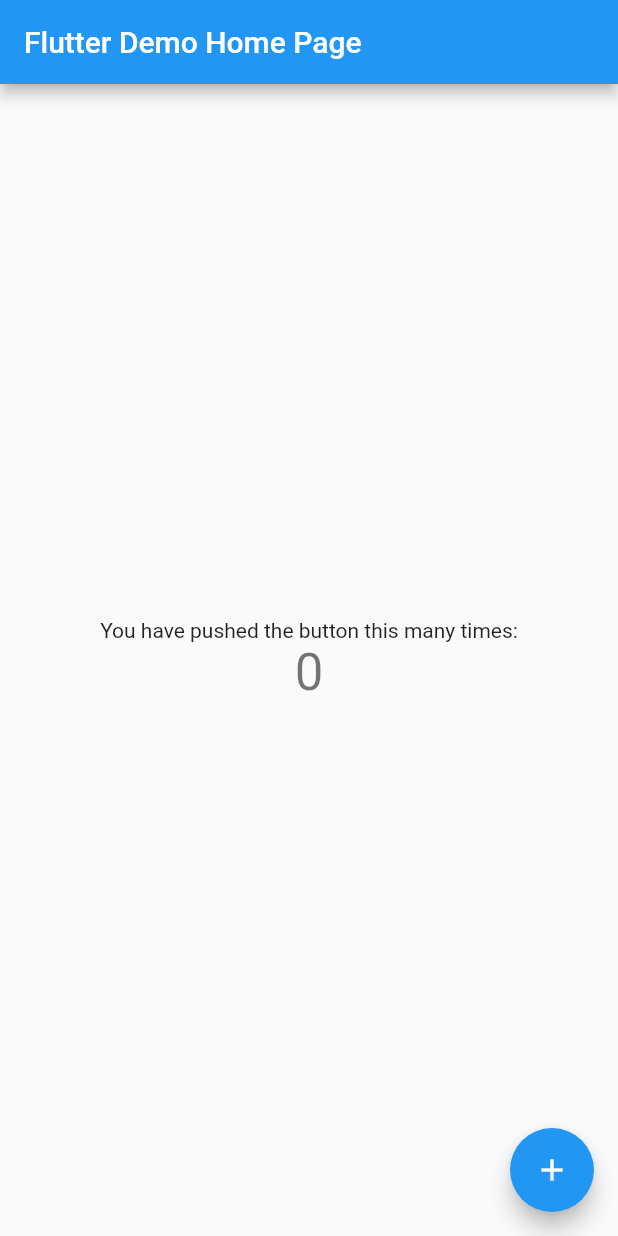
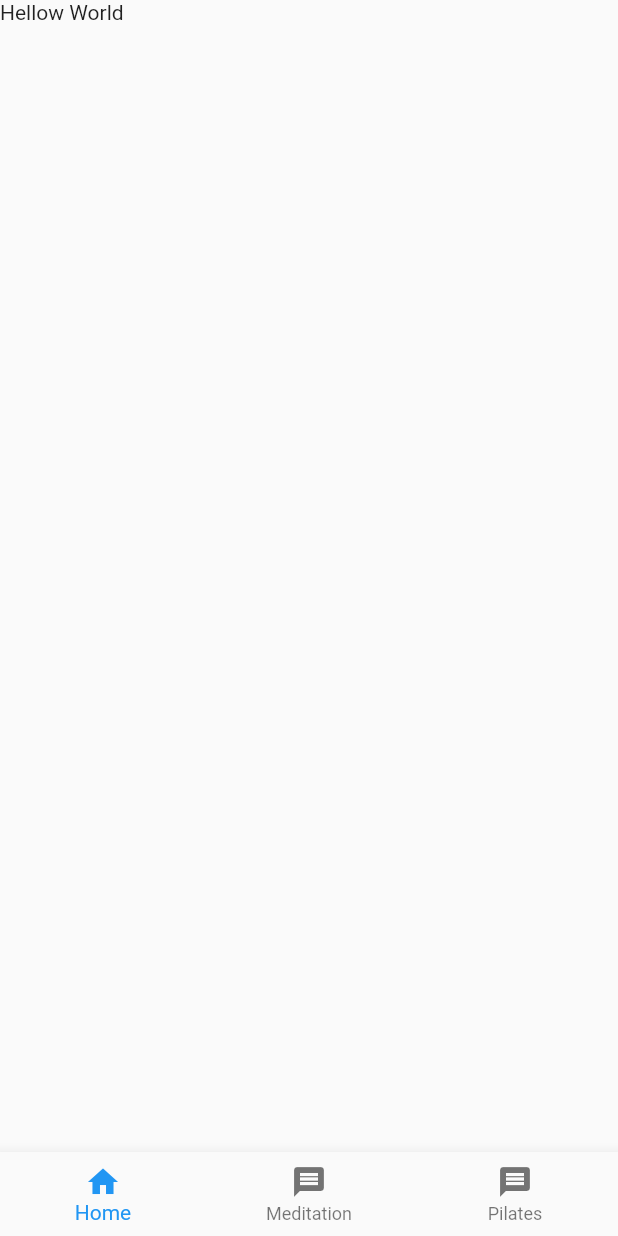
Before and after one commit to OhioTeppich/MBL, a Flutter app: the screen it shows after launch, on a phone screen of 412 x 824 dp. Run offline on Flutter 3.47's test engine with Material 2 defaults, Android fonts, the phone set to English and light mode, and no system bars.

Commit message:
MBL-26 basic project structure; bottom navigation, screen service, home screen

```diff
--- /dev/null
+++ b/frontend/lib/features/app/app.widget.dart
@@ -0,0 +1,45 @@
+import 'package:flutter/material.dart';
+import 'package:mbl/features/app/app_screens.service.dart';
+import 'package:mbl/features/app/bottom_navigation_bar.widget.dart';
+
+class App extends StatefulWidget {
+  const App({super.key});
+
+  @override
+  State<App> createState() => _AppState();
+}
+
+class _AppState extends State<App> {
+  int _currentIndex = 0;
+
+  final _pageController = PageController(initialPage: 0);
+
+  void changePage(int index) {
+    _pageController.animateToPage(
+      index,
+      duration: const Duration(milliseconds: 500),
+      curve: Curves.ease,
+    );
+  }
+
+  @override
+  Widget build(BuildContext context) {
+    AppScreensService appScreensService = AppScreensService(context);
+
+    return Scaffold(
+      body: PageView(
+        controller: _pageController,
+        onPageChanged: (newIndex) {
+          setState(() {
+            _currentIndex = newIndex;
+          });
+        },
+        children: appScreensService.getWidgets(),
+      ),
+      bottomNavigationBar: CustomBottomNavigationBar(
+        currentIndex: _currentIndex,
+        onTapCallback: changePage,
+      ),
+    );
+  }
+}
--- /dev/null
+++ b/frontend/lib/features/app/app_screens.service.dart
@@ -0,0 +1,30 @@
+
+import 'package:flutter/material.dart';
+import 'package:mbl/features/app/screen.model.dart';
+import 'package:mbl/features/home/home.widget.dart';
+
+class AppScreensService {
+  final BuildContext context;
+  late List<ScreenMetaData> screens;
+
+  AppScreensService(this.context)
+      : screens = [
+          ScreenMetaData('Home', const HomePage()),
+        ];
+
+  List<Widget> getWidgets() {
+    return screens.map((e) => e.widget).toList();
+  }
+
+  List<String> getTitles() {
+    return screens.map((e) => e.title).toList();
+  }
+
+  String getTitle(int index) {
+    return getTitles()[index];
+  }
+
+  Widget getWidget(int index) {
+    return getWidgets()[index];
+  }
+}
--- /dev/null
+++ b/frontend/lib/features/app/bottom_navigation_bar.widget.dart
@@ -0,0 +1,34 @@
+import 'package:flutter/material.dart';
+
+
+class CustomBottomNavigationBar extends StatelessWidget {
+  final int currentIndex;
+  final Function onTapCallback;
+
+
+  const CustomBottomNavigationBar({super.key, required this.currentIndex, required this.onTapCallback});
+
+  @override
+  Widget build(BuildContext context) {
+    return BottomNavigationBar(
+        items: const [
+          BottomNavigationBarItem(
+            icon: Icon(Icons.home),
+            label: 'Home',
+          ),
+          BottomNavigationBarItem(
+            icon: Icon(Icons.message),
+            label: 'Meditation',
+          ),
+          BottomNavigationBarItem(
+            icon: Icon(Icons.message),
+            label: 'Pilates',
+          ),
+        ],
+        currentIndex: currentIndex,
+        onTap: (int index) {
+          onTapCallback(index);
+        },
+      );
+  }
+}
--- /dev/null
+++ b/frontend/lib/features/app/screen.model.dart
@@ -0,0 +1,8 @@
+import 'package:flutter/material.dart';
+
+class ScreenMetaData {
+  final String title;
+  final Widget widget;
+
+  ScreenMetaData(this.title, this.widget);
+}
--- /dev/null
+++ b/frontend/lib/features/home/home.widget.dart
@@ -0,0 +1,15 @@
+import 'package:flutter/material.dart';
+
+class HomePage extends StatefulWidget {
+  const HomePage({super.key});
+
+  @override
+  State<HomePage> createState() => _HomePageState();
+}
+
+class _HomePageState extends State<HomePage> {
+  @override
+  Widget build(BuildContext context) {
+    return const Text('Hellow World');
+  }
+}
--- a/frontend/lib/main.dart
+++ b/frontend/lib/main.dart
@@ -1,115 +1,17 @@
 import 'package:flutter/material.dart';
+import 'package:mbl/features/app/app.widget.dart';
 
 void main() {
-  runApp(const MyApp());
+  runApp(const Main());
 }
 
-class MyApp extends StatelessWidget {
-  const MyApp({super.key});
-
-  // This widget is the root of your application.
-  @override
-  Widget build(BuildContext context) {
-    return MaterialApp(
-      title: 'Flutter Demo',
-      theme: ThemeData(
-        // This is the theme of your application.
-        //
-        // Try running your application with "flutter run". You'll see the
-        // application has a blue toolbar. Then, without quitting the app, try
-        // changing the primarySwatch below to Colors.green and then invoke
-        // "hot reload" (press "r" in the console where you ran "flutter run",
-        // or simply save your changes to "hot reload" in a Flutter IDE).
-        // Notice that the counter didn't reset back to zero; the application
-        // is not restarted.
-        primarySwatch: Colors.blue,
-      ),
-      home: const MyHomePage(title: 'Flutter Demo Home Page'),
-    );
-  }
-}
-
-class MyHomePage extends StatefulWidget {
-  const MyHomePage({super.key, required this.title});
-
-  // This widget is the home page of your application. It is stateful, meaning
-  // that it has a State object (defined below) that contains fields that affect
-  // how it looks.
-
-  // This class is the configuration for the state. It holds the values (in this
-  // case the title) provided by the parent (in this case the App widget) and
-  // used by the build method of the State. Fields in a Widget subclass are
-  // always marked "final".
-
-  final String title;
-
-  @override
-  State<MyHomePage> createState() => _MyHomePageState();
-}
-
-class _MyHomePageState extends State<MyHomePage> {
-  int _counter = 0;
-
-  void _incrementCounter() {
-    setState(() {
-      // This call to setState tells the Flutter framework that something has
-      // changed in this State, which causes it to rerun the build method below
-      // so that the display can reflect the updated values. If we changed
-      // _counter without calling setState(), then the build method would not be
-      // called again, and so nothing would appear to happen.
-      _counter++;
-    });
-  }
+class Main extends StatelessWidget {
+  const Main({super.key});
 
   @override
   Widget build(BuildContext context) {
-    // This method is rerun every time setState is called, for instance as done
-    // by the _incrementCounter method above.
-    //
-    // The Flutter framework has been optimized to make rerunning build methods
-    // fast, so that you can just rebuild anything that needs updating rather
-    // than having to individually change instances of widgets.
-    return Scaffold(
-      appBar: AppBar(
-        // Here we take the value from the MyHomePage object that was created by
-        // the App.build method, and use it to set our appbar title.
-        title: Text(widget.title),
-      ),
-      body: Center(
-        // Center is a layout widget. It takes a single child and positions it
-        // in the middle of the parent.
-        child: Column(
-          // Column is also a layout widget. It takes a list of children and
-          // arranges them vertically. By default, it sizes itself to fit its
-          // children horizontally, and tries to be as tall as its parent.
-          //
-          // Invoke "debug painting" (press "p" in the console, choose the
-          // "Toggle Debug Paint" action from the Flutter Inspector in Android
-          // Studio, or the "Toggle Debug Paint" command in Visual Studio Code)
-          // to see the wireframe for each widget.
-          //
-          // Column has various properties to control how it sizes itself and
-          // how it positions its children. Here we use mainAxisAlignment to
-          // center the children vertically; the main axis here is the vertical
-          // axis because Columns are vertical (the cross axis would be
-          // horizontal).
-          mainAxisAlignment: MainAxisAlignment.center,
-          children: <Widget>[
-            const Text(
-              'You have pushed the button this many times:',
-            ),
-            Text(
-              '$_counter',
-              style: Theme.of(context).textTheme.headlineMedium,
-            ),
-          ],
-        ),
-      ),
-      floatingActionButton: FloatingActionButton(
-        onPressed: _incrementCounter,
-        tooltip: 'Increment',
-        child: const Icon(Icons.add),
-      ), // This trailing comma makes auto-formatting nicer for build methods.
-    );
+    return const MaterialApp(
+        debugShowCheckedModeBanner: false,
+        home: App());
   }
 }
--- a/frontend/pubspec.yaml
+++ b/frontend/pubspec.yaml
@@ -1,4 +1,4 @@
-name: my_app
+name: mbl
 description: A new Flutter project.
 # The following line prevents the package from being accidentally published to
 # pub.dev using `flutter pub publish`. This is preferred for private packages.
```
Also changed, not shown: frontend/lib/themes/themes.dart (added).
